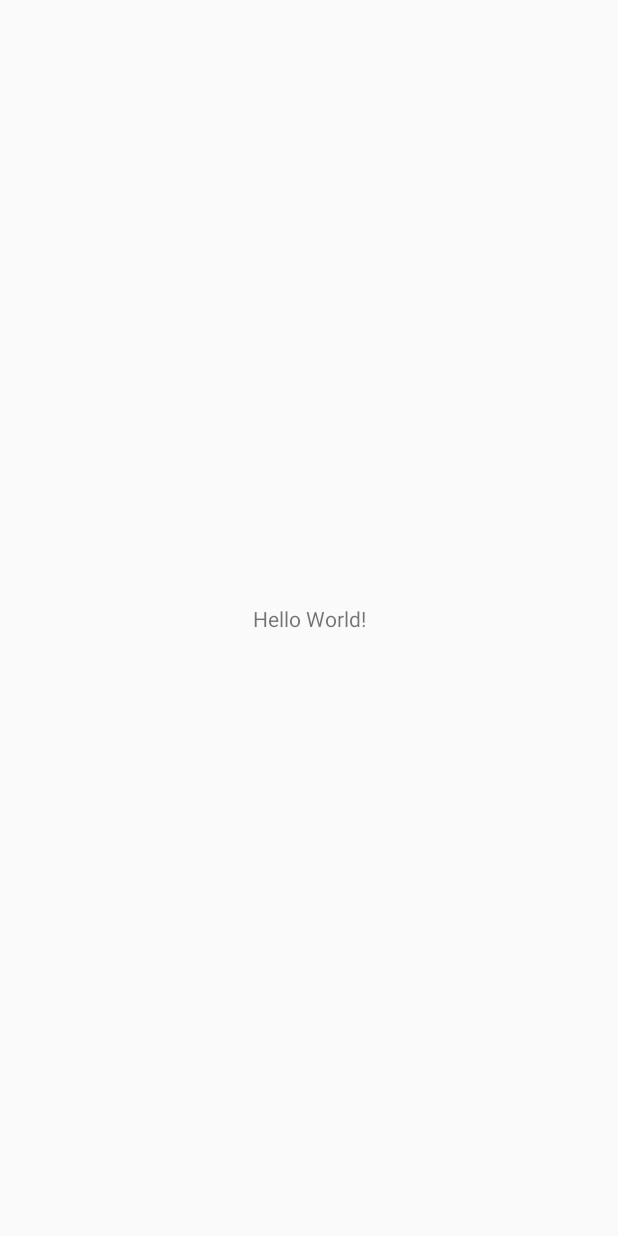
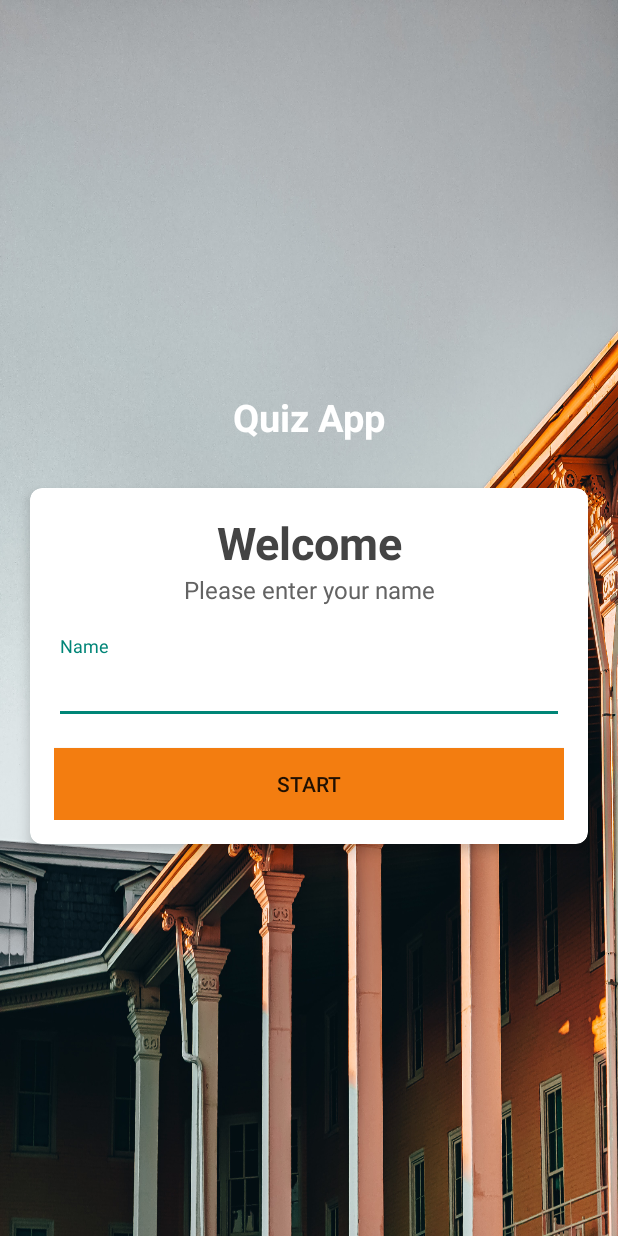
Before and after one commit to Picalfer/TestQuizApp, an Android app: the screen it shows after launch (MainActivity), on a phone screen of 412 x 824 dp. Before the commit the screen is almost empty. Run offline under Robolectric (Android 15) with nearby library versions, the phone set to English and light mode, and no system bars.

Commit message:
start screen done

```diff
--- a/app/src/main/AndroidManifest.xml
+++ b/app/src/main/AndroidManifest.xml
@@ -15,7 +15,8 @@
             android:name=".MainActivity"
             android:exported="true"
             android:screenOrientation="portrait"
-            android:theme="@style/NoActionBarTheme"
+            android:theme="@style/NoActionBarThemeFullScreen"
+            android:windowSoftInputMode="adjustResize"
             >
             <intent-filter>
                 <action android:name="android.intent.action.MAIN" />
--- a/app/src/main/java/com/example/testquizapp/MainActivity.kt
+++ b/app/src/main/java/com/example/testquizapp/MainActivity.kt
@@ -2,6 +2,7 @@ package com.example.testquizapp
 
 import androidx.appcompat.app.AppCompatActivity
 import android.os.Bundle
+import android.view.View
 
 class MainActivity : AppCompatActivity() {
     override fun onCreate(savedInstanceState: Bundle?) {
--- a/app/src/main/res/layout/activity_main.xml
+++ b/app/src/main/res/layout/activity_main.xml
@@ -1,18 +1,84 @@
 <?xml version="1.0" encoding="utf-8"?>
-<androidx.constraintlayout.widget.ConstraintLayout xmlns:android="http://schemas.android.com/apk/res/android"
+<LinearLayout xmlns:android="http://schemas.android.com/apk/res/android"
     xmlns:app="http://schemas.android.com/apk/res-auto"
     xmlns:tools="http://schemas.android.com/tools"
     android:layout_width="match_parent"
     android:layout_height="match_parent"
+    android:background="@drawable/ic_bg"
+    android:gravity="center"
+    android:orientation="vertical"
     tools:context=".MainActivity">
 
     <TextView
-        android:layout_width="wrap_content"
+        android:id="@+id/tv_app_name"
+        android:layout_width="match_parent"
         android:layout_height="wrap_content"
-        android:text="Hello World!"
-        app:layout_constraintBottom_toBottomOf="parent"
-        app:layout_constraintEnd_toEndOf="parent"
-        app:layout_constraintStart_toStartOf="parent"
-        app:layout_constraintTop_toTopOf="parent" />
+        android:layout_marginBottom="30dp"
+        android:gravity="center"
+        android:text="Quiz App"
+        android:textColor="@android:color/white"
+        android:textSize="25sp"
+        android:textStyle="bold" />
 
-</androidx.constraintlayout.widget.ConstraintLayout>
+    <androidx.cardview.widget.CardView
+        android:layout_width="match_parent"
+        android:layout_height="wrap_content"
+        android:layout_marginStart="20dp"
+        android:layout_marginEnd="20dp"
+        android:background="@android:color/white"
+        app:cardCornerRadius="8dp"
+        app:cardElevation="5dp">
+
+        <LinearLayout
+            android:layout_width="match_parent"
+            android:layout_height="wrap_content"
+            android:orientation="vertical"
+            android:padding="16dp">
+
+            <TextView
+                android:layout_width="match_parent"
+                android:layout_height="wrap_content"
+                android:gravity="center"
+                android:text="Welcome"
+                android:textColor="#444444"
+                android:textSize="30sp"
+                android:textStyle="bold" />
+
+            <TextView
+                android:layout_width="match_parent"
+                android:layout_height="wrap_content"
+                android:gravity="center"
+                android:text="Please enter your name"
+                android:textColor="#636363"
+                android:textSize="16sp" />
+
+            <com.google.android.material.textfield.TextInputLayout
+                android:layout_width="match_parent"
+                android:layout_height="wrap_content"
+                android:hint="Name"
+                android:layout_marginTop="20dp">
+
+                <com.google.android.material.textfield.TextInputEditText
+                    android:layout_width="match_parent"
+                    android:layout_height="wrap_content"
+                    android:minHeight="48dp"
+                    android:textColor="#444444"
+                    android:textColorHint="#636363"/>
+
+            </com.google.android.material.textfield.TextInputLayout>
+
+            <Button
+                android:id="@+id/btn_start"
+                android:layout_width="match_parent"
+                android:layout_height="wrap_content"
+                android:layout_marginTop="16dp"
+                android:background="#F37D10"
+                android:text="Start">
+
+            </Button>
+
+        </LinearLayout>
+
+    </androidx.cardview.widget.CardView>
+
+</LinearLayout>
--- a/app/src/main/res/values/themes.xml
+++ b/app/src/main/res/values/themes.xml
@@ -14,7 +14,7 @@
         <!-- Customize your theme here. -->
     </style>
 
-    <style name="NoActionBarTheme" parent="Theme.AppCompat.Light.NoActionBar">
+    <style name="NoActionBarThemeFullScreen" parent="Theme.AppCompat.Light.NoActionBar">
         <!-- Primary brand color. -->
         <item name="colorPrimary">@color/purple_500</item>
         <item name="colorPrimaryVariant">@color/purple_700</item>
@@ -25,5 +25,7 @@
         <item name="colorOnSecondary">@color/black</item>
         <!-- Status bar color. -->
         <item name="android:statusBarColor">?attr/colorPrimaryVariant</item>
+
+        <item name="android:windowFullscreen">true</item>
     </style>
 </resources>
```
Also changed, not shown: app/src/main/res/drawable-xxhdpi/ic_bg.png (added).
